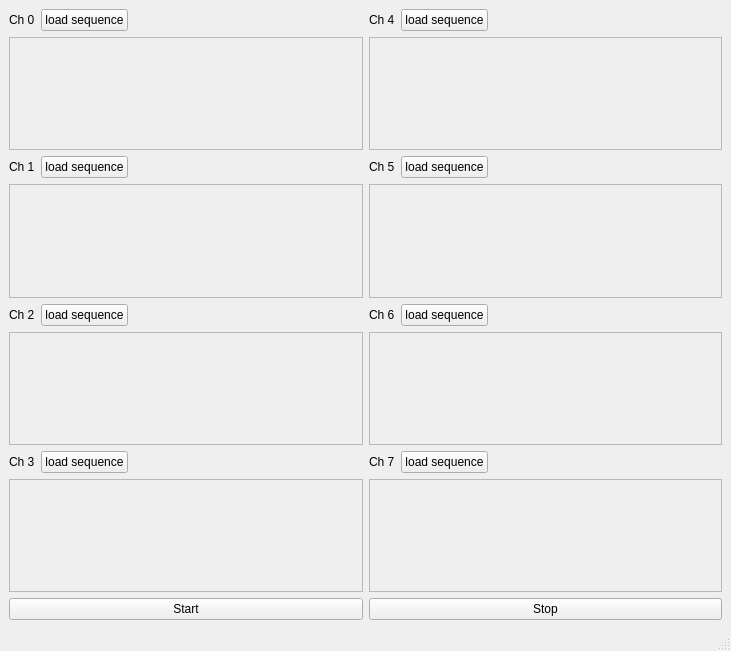
This is gui/pulser/load_pulses.ui in Ulm-IQO/qudi as Qt 5 draws it before an edit. The edited form follows.
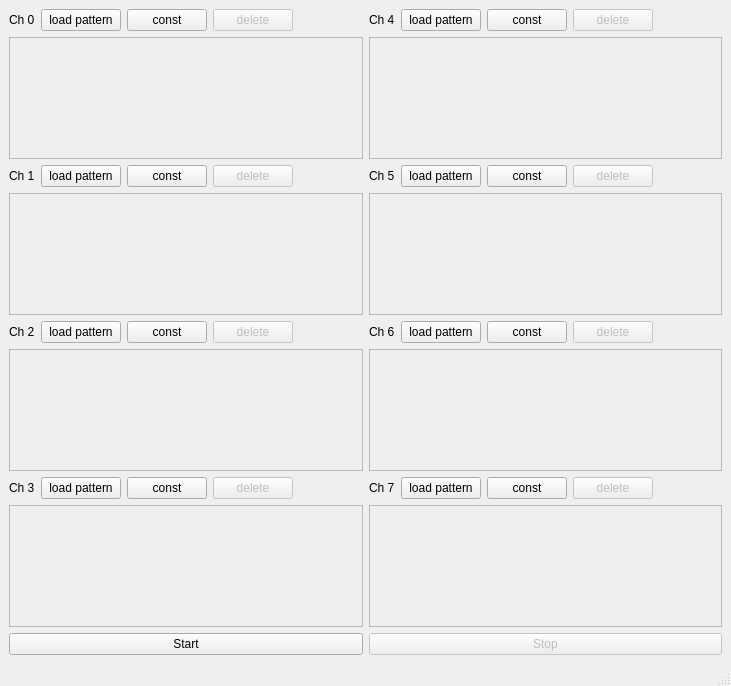
This is the edited form.

```diff
--- a/gui/pulser/load_pulses.ui
+++ b/gui/pulser/load_pulses.ui
@@ -7,7 +7,7 @@
     <x>0</x>
     <y>0</y>
     <width>731</width>
-    <height>651</height>
+    <height>686</height>
    </rect>
   </property>
   <property name="windowTitle">
@@ -29,7 +29,24 @@
         <item>
          <widget class="QPushButton" name="pushButton_path_d5">
           <property name="text">
-           <string>load sequence</string>
+           <string>load pattern</string>
+          </property>
+         </widget>
+        </item>
+        <item>
+         <widget class="QPushButton" name="pushButton_const_d5">
+          <property name="text">
+           <string>const</string>
+          </property>
+         </widget>
+        </item>
+        <item>
+         <widget class="QPushButton" name="pushButton_delete_d5">
+          <property name="enabled">
+           <bool>false</bool>
+          </property>
+          <property name="text">
+           <string>delete</string>
           </property>
          </widget>
         </item>
@@ -64,8 +81,8 @@
           <rect>
            <x>0</x>
            <y>0</y>
-           <width>348</width>
-           <height>91</height>
+           <width>351</width>
+           <height>111</height>
           </rect>
          </property>
          <layout class="QHBoxLayout" name="horizontalLayout_9">
@@ -96,8 +113,8 @@
           <rect>
            <x>0</x>
            <y>0</y>
-           <width>348</width>
-           <height>91</height>
+           <width>350</width>
+           <height>111</height>
           </rect>
          </property>
          <layout class="QHBoxLayout" name="horizontalLayout_16">
@@ -124,7 +141,24 @@
         <item>
          <widget class="QPushButton" name="pushButton_path_d0">
           <property name="text">
-           <string>load sequence</string>
+           <string>load pattern</string>
+          </property>
+         </widget>
+        </item>
+        <item>
+         <widget class="QPushButton" name="pushButton_const_d0">
+          <property name="text">
+           <string>const</string>
+          </property>
+         </widget>
+        </item>
+        <item>
+         <widget class="QPushButton" name="pushButton_delete_d0">
+          <property name="enabled">
+           <bool>false</bool>
+          </property>
+          <property name="text">
+           <string>delete</string>
           </property>
          </widget>
         </item>
@@ -159,8 +193,8 @@
           <rect>
            <x>0</x>
            <y>0</y>
-           <width>348</width>
-           <height>91</height>
+           <width>351</width>
+           <height>112</height>
           </rect>
          </property>
          <layout class="QHBoxLayout" name="horizontalLayout_18">
@@ -187,7 +221,24 @@
         <item>
          <widget class="QPushButton" name="pushButton_path_d1">
           <property name="text">
-           <string>load sequence</string>
+           <string>load pattern</string>
+          </property>
+         </widget>
+        </item>
+        <item>
+         <widget class="QPushButton" name="pushButton_const_d1">
+          <property name="text">
+           <string>const</string>
+          </property>
+         </widget>
+        </item>
+        <item>
+         <widget class="QPushButton" name="pushButton_delete_d1">
+          <property name="enabled">
+           <bool>false</bool>
+          </property>
+          <property name="text">
+           <string>delete</string>
           </property>
          </widget>
         </item>
@@ -218,7 +269,24 @@
         <item>
          <widget class="QPushButton" name="pushButton_path_d4">
           <property name="text">
-           <string>load sequence</string>
+           <string>load pattern</string>
+          </property>
+         </widget>
+        </item>
+        <item>
+         <widget class="QPushButton" name="pushButton_const_d4">
+          <property name="text">
+           <string>const</string>
+          </property>
+         </widget>
+        </item>
+        <item>
+         <widget class="QPushButton" name="pushButton_delete_d4">
+          <property name="enabled">
+           <bool>false</bool>
+          </property>
+          <property name="text">
+           <string>delete</string>
           </property>
          </widget>
         </item>
@@ -253,8 +321,8 @@
           <rect>
            <x>0</x>
            <y>0</y>
-           <width>348</width>
-           <height>91</height>
+           <width>350</width>
+           <height>112</height>
           </rect>
          </property>
          <layout class="QHBoxLayout" name="horizontalLayout_15">
@@ -285,8 +353,8 @@
           <rect>
            <x>0</x>
            <y>0</y>
-           <width>348</width>
-           <height>91</height>
+           <width>350</width>
+           <height>111</height>
           </rect>
          </property>
          <layout class="QHBoxLayout" name="horizontalLayout_6">
@@ -317,8 +385,8 @@
           <rect>
            <x>0</x>
            <y>0</y>
-           <width>348</width>
-           <height>91</height>
+           <width>351</width>
+           <height>111</height>
           </rect>
          </property>
          <layout class="QHBoxLayout" name="horizontalLayout_14">
@@ -345,7 +413,24 @@
         <item>
          <widget class="QPushButton" name="pushButton_path_d2">
           <property name="text">
-           <string>load sequence</string>
+           <string>load pattern</string>
+          </property>
+         </widget>
+        </item>
+        <item>
+         <widget class="QPushButton" name="pushButton_const_d2">
+          <property name="text">
+           <string>const</string>
+          </property>
+         </widget>
+        </item>
+        <item>
+         <widget class="QPushButton" name="pushButton_delete_d2">
+          <property name="enabled">
+           <bool>false</bool>
+          </property>
+          <property name="text">
+           <string>delete</string>
           </property>
          </widget>
         </item>
@@ -380,8 +465,8 @@
           <rect>
            <x>0</x>
            <y>0</y>
-           <width>348</width>
-           <height>91</height>
+           <width>351</width>
+           <height>112</height>
           </rect>
          </property>
          <layout class="QHBoxLayout" name="horizontalLayout_10">
@@ -421,8 +506,8 @@
           <rect>
            <x>0</x>
            <y>0</y>
-           <width>348</width>
-           <height>91</height>
+           <width>350</width>
+           <height>112</height>
           </rect>
          </property>
          <layout class="QHBoxLayout" name="horizontalLayout_17">
@@ -455,7 +540,24 @@
         <item>
          <widget class="QPushButton" name="pushButton_path_d3">
           <property name="text">
-           <string>load sequence</string>
+           <string>load pattern</string>
+          </property>
+         </widget>
+        </item>
+        <item>
+         <widget class="QPushButton" name="pushButton_const_d3">
+          <property name="text">
+           <string>const</string>
+          </property>
+         </widget>
+        </item>
+        <item>
+         <widget class="QPushButton" name="pushButton_delete_d3">
+          <property name="enabled">
+           <bool>false</bool>
+          </property>
+          <property name="text">
+           <string>delete</string>
           </property>
          </widget>
         </item>
@@ -483,6 +585,9 @@
       </item>
       <item row="9" column="1">
        <widget class="QPushButton" name="pushButton_stop">
+        <property name="enabled">
+         <bool>false</bool>
+        </property>
         <property name="text">
          <string>Stop</string>
         </property>
@@ -500,7 +605,24 @@
         <item>
          <widget class="QPushButton" name="pushButton_path_d6">
           <property name="text">
-           <string>load sequence</string>
+           <string>load pattern</string>
+          </property>
+         </widget>
+        </item>
+        <item>
+         <widget class="QPushButton" name="pushButton_const_d6">
+          <property name="text">
+           <string>const</string>
+          </property>
+         </widget>
+        </item>
+        <item>
+         <widget class="QPushButton" name="pushButton_delete_d6">
+          <property name="enabled">
+           <bool>false</bool>
+          </property>
+          <property name="text">
+           <string>delete</string>
           </property>
          </widget>
         </item>
@@ -531,7 +653,24 @@
         <item>
          <widget class="QPushButton" name="pushButton_path_d7">
           <property name="text">
-           <string>load sequence</string>
+           <string>load pattern</string>
+          </property>
+         </widget>
+        </item>
+        <item>
+         <widget class="QPushButton" name="pushButton_const_d7">
+          <property name="text">
+           <string>const</string>
+          </property>
+         </widget>
+        </item>
+        <item>
+         <widget class="QPushButton" name="pushButton_delete_d7">
+          <property name="enabled">
+           <bool>false</bool>
+          </property>
+          <property name="text">
+           <string>delete</string>
           </property>
          </widget>
         </item>
```
Left out of the diff: 24 changed lines with no effect on the pictures.
